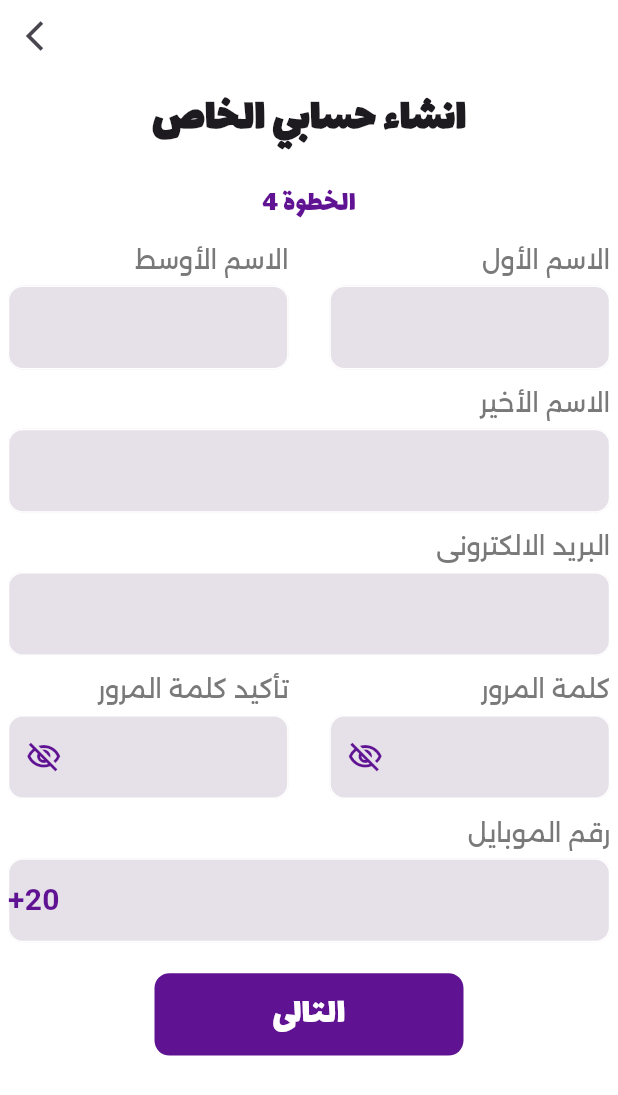
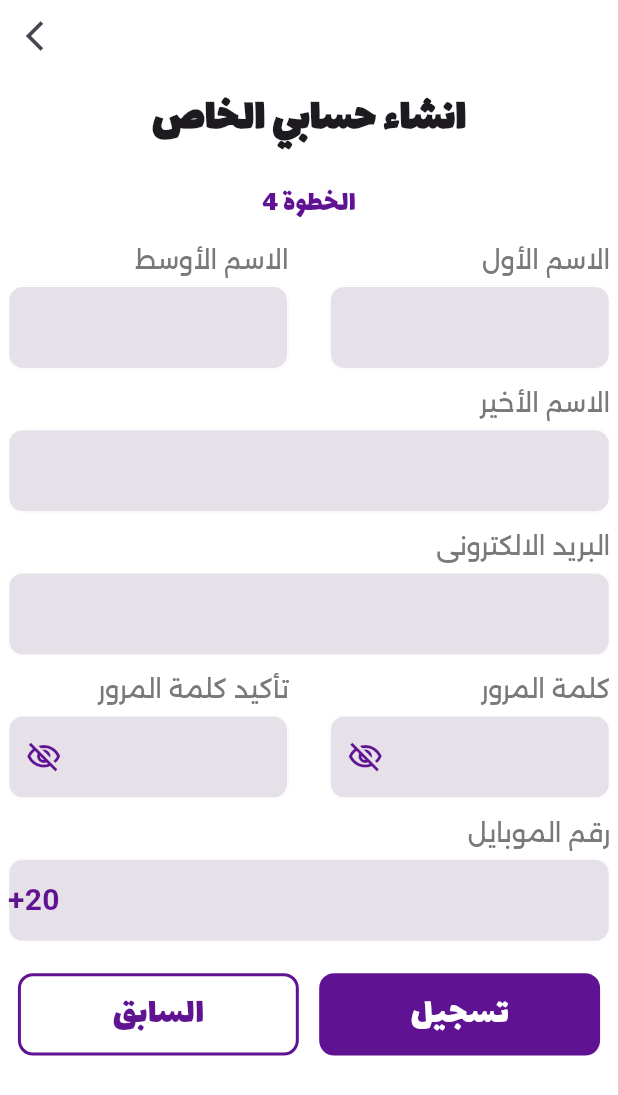
Before and after one commit to Mo-spac/education_app, a Flutter app: the CreateAccountPage screen opened by its route, swiped to page 4, on a phone screen of 412 x 824 dp. Shown: the top 1095 px of the screen. Run offline on Flutter 3.47's test engine with Material 3 defaults, Android fonts, the phone set to English and light mode, and no system bars; our stand-ins replace bloc, flutter_bloc.

Commit message:
refactor button auth : for page_view.builder

```diff
--- a/lib/presenttion/screens/auth/create_account_page.dart
+++ b/lib/presenttion/screens/auth/create_account_page.dart
@@ -130,7 +130,20 @@ class CreateAccountPage extends StatelessWidget {
                         SizedBox(
                           height: MediaQuery.of(context).size.height / 40,
                         ),
-                        ButtonAuth(text: "التالى"),
+                        Row(
+                          mainAxisAlignment: MainAxisAlignment.spaceAround,
+                          children: [
+                            if (index != 0)
+                              ButtonAuth(
+                                text: "السابق",
+                                haveBorder: true,
+                              ),
+                            ButtonAuth(
+                              text: (index == 3) ? "تسجيل" : "التالى",
+                              haveBorder: false,
+                            ),
+                          ],
+                        ),
                       ],
                     ),
                   ),
--- a/lib/presenttion/screens/auth/login_page.dart
+++ b/lib/presenttion/screens/auth/login_page.dart
@@ -99,10 +99,12 @@ class _LoginPageState extends State<LoginPage> {
                           height: MediaQuery.of(context).size.height / 20,
                         ),
                         ButtonAuth(
-                            onTap: () {
-                              context.read<LoginCubit>().goToHome();
-                            },
-                            text: "الدخول"),
+                          onTap: () {
+                            context.read<LoginCubit>().goToHome();
+                          },
+                          text: "الدخول",
+                          haveBorder: false,
+                        ),
                         SizedBox(
                           height: MediaQuery.of(context).size.height / 160,
                         ),
--- a/lib/presenttion/widgets/auth/button_auth.dart
+++ b/lib/presenttion/widgets/auth/button_auth.dart
@@ -6,10 +6,12 @@ class ButtonAuth extends StatelessWidget {
     super.key,
     this.onTap,
     required this.text,
+    required this.haveBorder,
   });
 
   final void Function()? onTap;
   final String text;
+  final bool haveBorder;
 
   @override
   Widget build(BuildContext context) {
@@ -17,9 +19,10 @@ class ButtonAuth extends StatelessWidget {
       onTap: onTap,
       child: Container(
         height: MediaQuery.of(context).size.height / 15,
-        width: MediaQuery.of(context).size.width / 2,
+        width: MediaQuery.of(context).size.width / 2.2,
         decoration: BoxDecoration(
-          color: MyColors.myPurple,
+          color: haveBorder ? Colors.white : MyColors.myPurple,
+          border: Border.all(color: MyColors.myPurple, width: 2),
           borderRadius: BorderRadius.circular(10),
         ),
         child: Center(
@@ -28,7 +31,7 @@ class ButtonAuth extends StatelessWidget {
             style: TextStyle(
               fontFamily: "title",
               fontSize: 25,
-              color: Colors.white,
+              color: haveBorder ? MyColors.myPurple : Colors.white,
             ),
           ),
         ),
```
